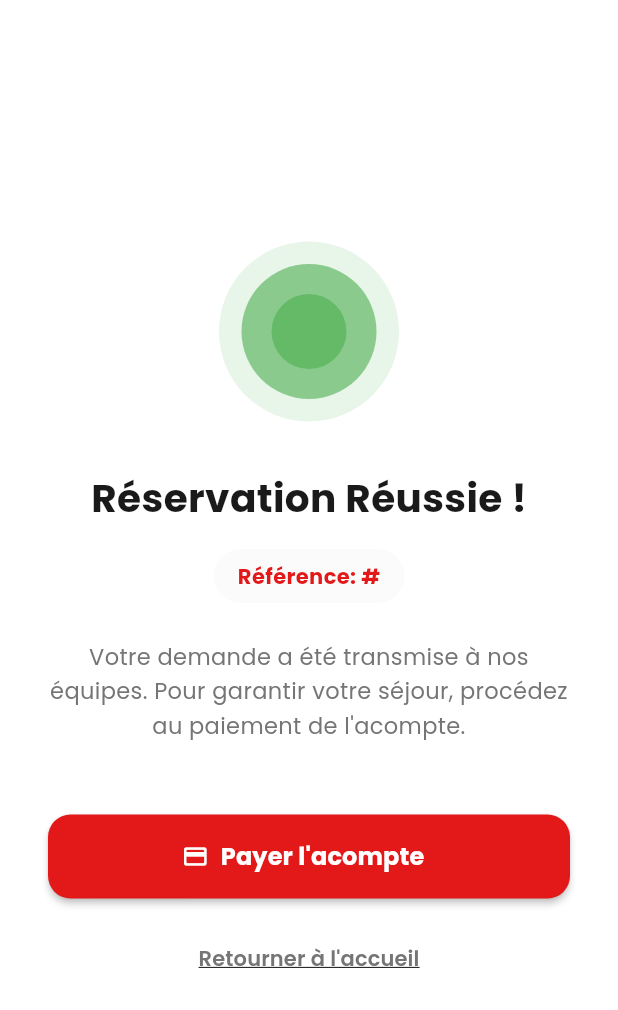
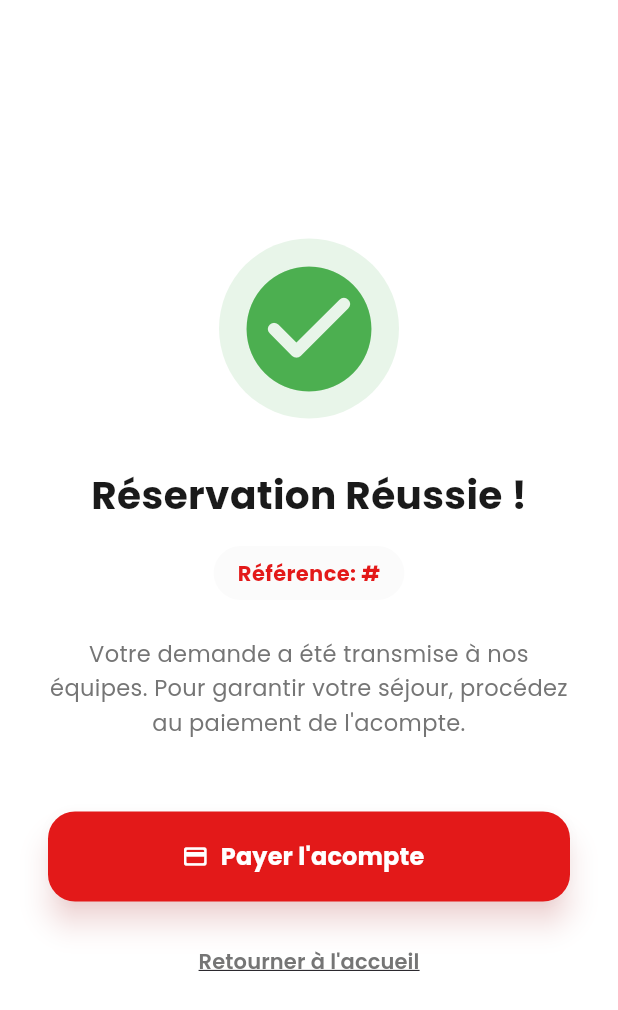
Before and after one commit to seo-ben/residance-dorcas, a Flutter app: the BookingSuccessScreen screen opened directly with empty values, on a phone screen of 412 x 824 dp. Shown: the top 1010 px of the screen. Run offline on Flutter 3.47's test engine with Material 3 defaults, Android fonts, the phone set to English and light mode, and no system bars; our stand-ins replace cached_network_image, dio, flutter_spinkit, font_awesome_flutter, google_fonts, google_sign_in and 1 more; accounts and stored records are empty.

Commit message:
correction de l'affichage des donnée dans l'application mobile

```diff
--- a/mobile/lib/providers/auth_provider.dart
+++ b/mobile/lib/providers/auth_provider.dart
@@ -40,7 +40,9 @@ class AuthProvider with ChangeNotifier {
       final token = prefs.getString('auth_token');
       if (token != null) {
         _isAuthenticated = true;
-        await fetchUser();
+        // On ne bloque plus l'initialisation par fetchUser()
+        // On lance le chargement en arrière-plan
+        fetchUser();
       }
     } catch (e) {
       debugPrint("Initial state error: $e");
--- a/mobile/lib/providers/booking_provider.dart
+++ b/mobile/lib/providers/booking_provider.dart
@@ -69,6 +69,9 @@ class BookingProvider with ChangeNotifier {
   }
 
   Future<void> launchPayment(int reservationId) async {
+    _isLoading = true;
+    notifyListeners();
+
     try {
       final response = await _apiService.get("${ApiConfig.reservations}/$reservationId/paiement-link");
       if (response.statusCode == 200) {
@@ -79,6 +82,9 @@ class BookingProvider with ChangeNotifier {
       }
     } catch (e) {
       debugPrint("Payment launch error: $e");
+    } finally {
+      _isLoading = false;
+      notifyListeners();
     }
   }
 }
--- a/mobile/lib/providers/service_provider.dart
+++ b/mobile/lib/providers/service_provider.dart
@@ -16,6 +16,7 @@ class ServiceProvider with ChangeNotifier {
 
   Future<void> fetchUserOrders() async {
     _isLoading = true;
+    _userOrders = []; // On vide avant de charger
     notifyListeners();
 
     try {
--- a/mobile/lib/screens/booking_success_screen.dart
+++ b/mobile/lib/screens/booking_success_screen.dart
@@ -32,7 +32,8 @@ class BookingSuccessScreen extends StatelessWidget {
                   shape: BoxShape.circle,
                 ),
                 child: const Center(
-                  child: SpinKitDoubleBounce(
+                  child: Icon(
+                    Icons.check_circle_rounded,
                     color: Colors.green,
                     size: 100,
                   ),
@@ -84,23 +85,36 @@ class BookingSuccessScreen extends StatelessWidget {
   }
 
   Widget _buildPrimaryButton(BuildContext context) {
+    return Consumer<BookingProvider>(
+      builder: (context, provider, child) {
         return SizedBox(
           width: double.infinity,
-      height: 56,
+          height: 60,
           child: ElevatedButton.icon(
-        onPressed: () => context.read<BookingProvider>().launchPayment(reservationId),
-        icon: const Icon(Icons.payment_rounded, color: Colors.white),
-        label: const Text(
-          'Payer l\'acompte',
-          style: TextStyle(fontSize: 16, fontWeight: FontWeight.bold),
+            onPressed: provider.isLoading
+              ? null
+              : () => provider.launchPayment(reservationId),
+            icon: provider.isLoading
+              ? const SizedBox(
+                  width: 20,
+                  height: 20,
+                  child: CircularProgressIndicator(color: Colors.white, strokeWidth: 2)
+                )
+              : const Icon(Icons.payment_rounded, color: Colors.white),
+            label: Text(
+              provider.isLoading ? 'Traitement...' : 'Payer l\'acompte',
+              style: const TextStyle(fontSize: 16, fontWeight: FontWeight.bold),
             ),
             style: ElevatedButton.styleFrom(
               backgroundColor: AppColors.primary,
               foregroundColor: Colors.white,
-          elevation: 2,
-          shape: RoundedRectangleBorder(borderRadius: BorderRadius.circular(15)),
+              elevation: 8,
+              shadowColor: AppColors.primary.withOpacity(0.3),
+              shape: RoundedRectangleBorder(borderRadius: BorderRadius.circular(18)),
             ),
           ),
+        );
+      },
     );
   }
 
```
Also changed, not shown: mobile/lib/screens/service_order_screen.dart (+9 -1 lines), 4 other files. Lines whose indentation alone changed are shown as unchanged.
